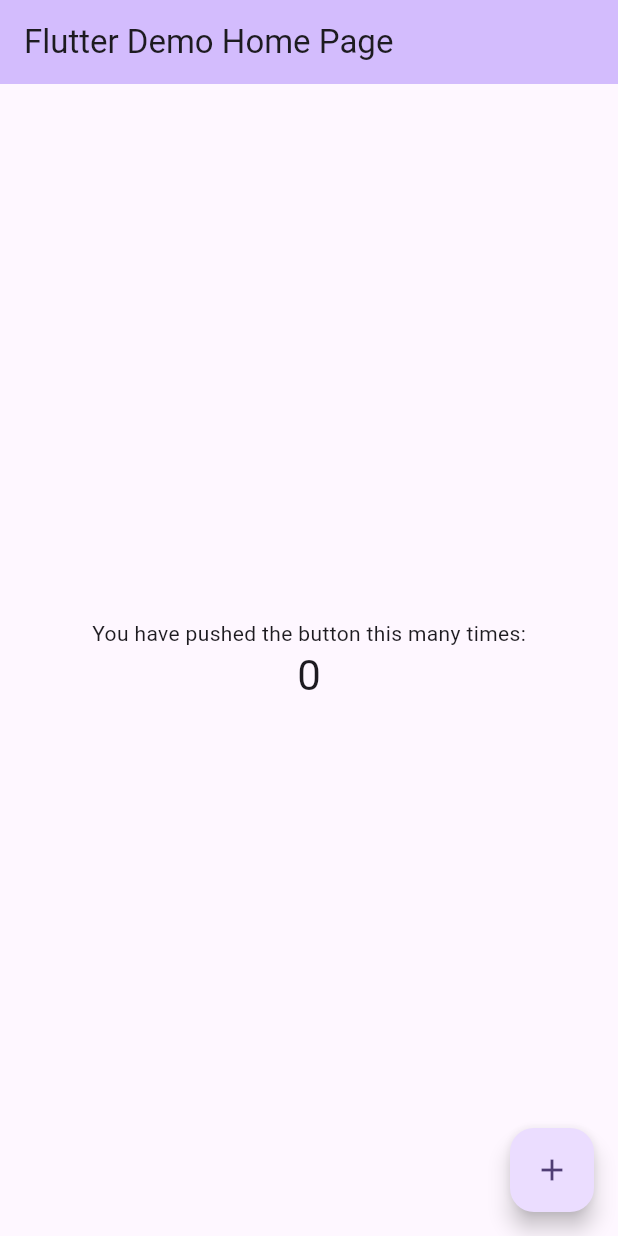
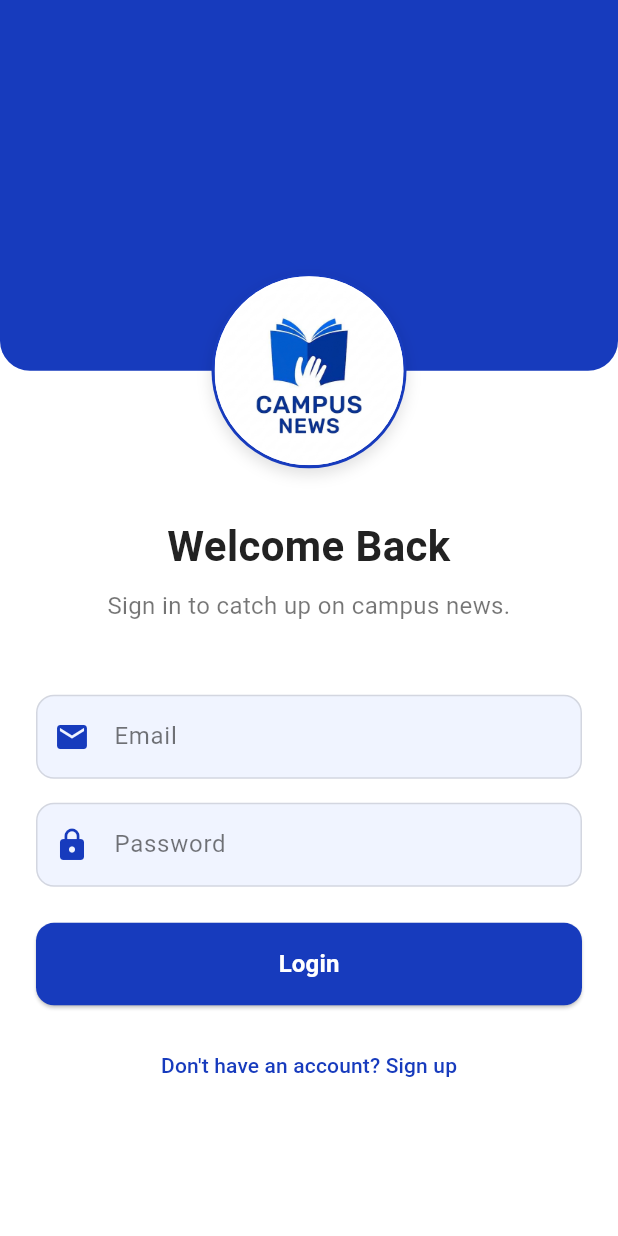
Before and after one commit to Musawenkosi-Moyo/Campus-News, a Flutter app: the screen it shows after launch, on a phone screen of 412 x 824 dp. Run offline on Flutter 3.47's test engine with Material 3 defaults, Android fonts, the phone set to English and light mode, and no system bars.

Commit message:
created login page and welcome page

```diff
--- a/lib/design/colors.dart
+++ b/lib/design/colors.dart
@@ -1,23 +1,22 @@
 import 'package:flutter/material.dart';
 
 class AppColors {
-  // Primary color (HSL 220, 80%, 55%)
-  static const Color primary = Color.fromARGB(255, 70, 130, 255);
-  static const Color primaryVariant = Color.fromARGB(255, 55, 115, 230);
+  // Primary color (Blue)
+  static const Color primary = Color.fromARGB(255, 23, 59, 189);
+  static const Color primaryVariant = Color.fromARGB(255, 23, 59, 189);
 
   // Secondary color
   static const Color secondary = Color.fromARGB(255, 255, 165, 0); // orange
-  static const Color secondaryVariant = Color.fromARGB(255, 230, 145, 0);
 
   // Background / surface
-  static const Color background = Color.fromARGB(255, 18, 18, 18); // dark background for dark mode
-  static const Color surface = Color.fromARGB(255, 28, 28, 30);
+  static const Color background = Colors.white;
+  static const Color surface = Color(0xFFF0F4FF);
 
   // Text colors
   static const Color onPrimary = Colors.white;
   static const Color onSecondary = Colors.black;
-  static const Color onBackground = Colors.white70;
-  static const Color onSurface = Colors.white70;
+  static const Color onBackground = Color(0xFF222222);
+  static const Color onSurface = Color(0xFF222222);
 
   // Error
   static const Color error = Colors.redAccent;
--- a/lib/main.dart
+++ b/lib/main.dart
@@ -1,4 +1,6 @@
 import 'package:flutter/material.dart';
+import 'package:newsfeed_flutter/design/colors.dart';
+import 'package:newsfeed_flutter/screens/welcome_screen.dart';
 
 void main() {
   runApp(const MyApp());
@@ -7,116 +9,20 @@ void main() {
 class MyApp extends StatelessWidget {
   const MyApp({super.key});
 
-  // This widget is the root of your application.
   @override
   Widget build(BuildContext context) {
     return MaterialApp(
-      title: 'Flutter Demo',
+      title: 'Campus News',
+      debugShowCheckedModeBanner: false,
       theme: ThemeData(
-        // This is the theme of your application.
-        //
-        // TRY THIS: Try running your application with "flutter run". You'll see
-        // the application has a purple toolbar. Then, without quitting the app,
-        // try changing the seedColor in the colorScheme below to Colors.green
-        // and then invoke "hot reload" (save your changes or press the "hot
-        // reload" button in a Flutter-supported IDE, or press "r" if you used
-        // the command line to start the app).
-        //
-        // Notice that the counter didn't reset back to zero; the application
-        // state is not lost during the reload. To reset the state, use hot
-        // restart instead.
-        //
-        // This works for code too, not just values: Most code changes can be
-        // tested with just a hot reload.
-        colorScheme: .fromSeed(seedColor: Colors.deepPurple),
+        colorScheme: ColorScheme.fromSeed(
+          seedColor: AppColors.primary,
+          brightness: Brightness.light,
+        ),
+        scaffoldBackgroundColor: AppColors.background,
+        useMaterial3: true,
       ),
-      home: const MyHomePage(title: 'Flutter Demo Home Page'),
+      home: const WelcomeScreen(),
     );
   }
 }
-
-class MyHomePage extends StatefulWidget {
-  const MyHomePage({super.key, required this.title});
-
-  // This widget is the home page of your application. It is stateful, meaning
-  // that it has a State object (defined below) that contains fields that affect
-  // how it looks.
-
-  // This class is the configuration for the state. It holds the values (in this
-  // case the title) provided by the parent (in this case the App widget) and
-  // used by the build method of the State. Fields in a Widget subclass are
-  // always marked "final".
-
-  final String title;
-
-  @override
-  State<MyHomePage> createState() => _MyHomePageState();
-}
-
-class _MyHomePageState extends State<MyHomePage> {
-  int _counter = 0;
-
-  void _incrementCounter() {
-    setState(() {
-      // This call to setState tells the Flutter framework that something has
-      // changed in this State, which causes it to rerun the build method below
-      // so that the display can reflect the updated values. If we changed
-      // _counter without calling setState(), then the build method would not be
-      // called again, and so nothing would appear to happen.
-      _counter++;
-    });
-  }
-
-  @override
-  Widget build(BuildContext context) {
-    // This method is rerun every time setState is called, for instance as done
-    // by the _incrementCounter method above.
-    //
-    // The Flutter framework has been optimized to make rerunning build methods
-    // fast, so that you can just rebuild anything that needs updating rather
-    // than having to individually change instances of widgets.
-    return Scaffold(
-      appBar: AppBar(
-        // TRY THIS: Try changing the color here to a specific color (to
-        // Colors.amber, perhaps?) and trigger a hot reload to see the AppBar
-        // change color while the other colors stay the same.
-        backgroundColor: Theme.of(context).colorScheme.inversePrimary,
-        // Here we take the value from the MyHomePage object that was created by
-        // the App.build method, and use it to set our appbar title.
-        title: Text(widget.title),
-      ),
-      body: Center(
-        // Center is a layout widget. It takes a single child and positions it
-        // in the middle of the parent.
-        child: Column(
-          // Column is also a layout widget. It takes a list of children and
-          // arranges them vertically. By default, it sizes itself to fit its
-          // children horizontally, and tries to be as tall as its parent.
-          //
-          // Column has various properties to control how it sizes itself and
-          // how it positions its children. Here we use mainAxisAlignment to
-          // center the children vertically; the main axis here is the vertical
-          // axis because Columns are vertical (the cross axis would be
-          // horizontal).
-          //
-          // TRY THIS: Invoke "debug painting" (choose the "Toggle Debug Paint"
-          // action in the IDE, or press "p" in the console), to see the
-          // wireframe for each widget.
-          mainAxisAlignment: .center,
-          children: [
-            const Text('You have pushed the button this many times:'),
-            Text(
-              '$_counter',
-              style: Theme.of(context).textTheme.headlineMedium,
-            ),
-          ],
-        ),
-      ),
-      floatingActionButton: FloatingActionButton(
-        onPressed: _incrementCounter,
-        tooltip: 'Increment',
-        child: const Icon(Icons.add),
-      ),
-    );
-  }
-}
--- /dev/null
+++ b/lib/screens/login_screen.dart
@@ -0,0 +1,203 @@
+import 'package:flutter/material.dart';
+import 'package:newsfeed_flutter/design/colors.dart';
+
+class LoginScreen extends StatefulWidget {
+  const LoginScreen({super.key});
+
+  @override
+  State<LoginScreen> createState() => _LoginScreenState();
+}
+
+class _LoginScreenState extends State<LoginScreen> {
+  final _emailController = TextEditingController();
+  final _passwordController = TextEditingController();
+
+  @override
+  void dispose() {
+    _emailController.dispose();
+    _passwordController.dispose();
+    super.dispose();
+  }
+
+  @override
+  Widget build(BuildContext context) {
+    final size = MediaQuery.of(context).size;
+    final topHeight =
+        size.height * 0.30; // Increased a bit from 1/4 (0.25 -> 0.30)
+
+    return Scaffold(
+      backgroundColor: AppColors.background,
+      body: SingleChildScrollView(
+        child: Column(
+          children: [
+            // Top part with overlapping logo
+            SizedBox(
+              height:
+                  topHeight +
+                  65, // Add space for the protruding half of the logo
+              child: Stack(
+                clipBehavior: Clip.none,
+                alignment: Alignment.topCenter,
+                children: [
+                  Container(
+                    height: topHeight,
+                    width: double.infinity,
+                    decoration: const BoxDecoration(
+                      color: AppColors.primary,
+                      borderRadius: BorderRadius.only(
+                        bottomLeft: Radius.circular(20.0), // Reduced radius
+                        bottomRight: Radius.circular(20.0), // Reduced radius
+                      ),
+                    ),
+                  ),
+                  Positioned(
+                    top:
+                        topHeight -
+                        65, // Keeps it perfectly centered on the boundary
+                    child: Container(
+                      width: 130,
+                      height: 130,
+                      decoration: const BoxDecoration(
+                        color: AppColors
+                            .primary, // Merges smoothly with the top container
+                        shape: BoxShape.circle,
+                        boxShadow: [
+                          BoxShadow(
+                            color: Colors.black12,
+                            blurRadius: 8,
+                            offset: Offset(0, 4),
+                          ),
+                        ],
+                      ),
+                      child: Padding(
+                        padding: const EdgeInsets.all(
+                          2.0,
+                        ), // Exactly 2px blue border around the logo
+                        child: ClipOval(
+                          child: Container(
+                            color: Colors.white,
+                            child: Image.asset(
+                              'assets/logo.png',
+                              fit: BoxFit.cover,
+                            ),
+                          ),
+                        ),
+                      ),
+                    ),
+                  ),
+                ],
+              ),
+            ),
+
+            // Bottom part with form
+            Padding(
+              padding: const EdgeInsets.symmetric(
+                horizontal: 24.0,
+                vertical: 32.0,
+              ),
+              child: Column(
+                crossAxisAlignment: CrossAxisAlignment.stretch,
+                children: [
+                  const Text(
+                    'Welcome Back',
+                    textAlign: TextAlign.center,
+                    style: TextStyle(
+                      fontSize: 28,
+                      fontWeight: FontWeight.bold,
+                      color: AppColors.onBackground,
+                    ),
+                  ),
+                  const SizedBox(height: 8),
+                  const Text(
+                    'Sign in to catch up on campus news.',
+                    textAlign: TextAlign.center,
+                    style: TextStyle(fontSize: 16, color: Colors.black54),
+                  ),
+                  const SizedBox(height: 48),
+                  TextField(
+                    controller: _emailController,
+                    style: const TextStyle(color: Colors.black87),
+                    decoration: InputDecoration(
+                      labelText: 'Email',
+                      labelStyle: const TextStyle(color: Colors.black54),
+                      prefixIcon: const Icon(
+                        Icons.email,
+                        color: AppColors.primary,
+                      ),
+                      enabledBorder: OutlineInputBorder(
+                        borderSide: const BorderSide(color: Colors.black12),
+                        borderRadius: BorderRadius.circular(12),
+                      ),
+                      focusedBorder: OutlineInputBorder(
+                        borderSide: const BorderSide(color: AppColors.primary),
+                        borderRadius: BorderRadius.circular(12),
+                      ),
+                      filled: true,
+                      fillColor: AppColors.surface,
+                    ),
+                    keyboardType: TextInputType.emailAddress,
+                  ),
+                  const SizedBox(height: 16),
+                  TextField(
+                    controller: _passwordController,
+                    style: const TextStyle(color: Colors.black87),
+                    decoration: InputDecoration(
+                      labelText: 'Password',
+                      labelStyle: const TextStyle(color: Colors.black54),
+                      prefixIcon: const Icon(
+                        Icons.lock,
+                        color: AppColors.primary,
+                      ),
+                      enabledBorder: OutlineInputBorder(
+                        borderSide: const BorderSide(color: Colors.black12),
+                        borderRadius: BorderRadius.circular(12),
+                      ),
+                      focusedBorder: OutlineInputBorder(
+                        borderSide: const BorderSide(color: AppColors.primary),
+                        borderRadius: BorderRadius.circular(12),
+                      ),
+                      filled: true,
+                      fillColor: AppColors.surface,
+                    ),
+                    obscureText: true,
+                  ),
+                  const SizedBox(height: 24),
+                  ElevatedButton(
+                    onPressed: () {
+                      // TODO: Implement login logic
+                    },
+                    style: ElevatedButton.styleFrom(
+                      backgroundColor: AppColors.primary,
+                      foregroundColor: AppColors.onPrimary,
+                      padding: const EdgeInsets.symmetric(vertical: 16),
+                      shape: RoundedRectangleBorder(
+                        borderRadius: BorderRadius.circular(12),
+                      ),
+                    ),
+                    child: const Text(
+                      'Login',
+                      style: TextStyle(
+                        fontSize: 16,
+                        fontWeight: FontWeight.bold,
+                      ),
+                    ),
+                  ),
+                  const SizedBox(height: 16),
+                  TextButton(
+                    onPressed: () {
+                      // TODO: Implement navigation to register screen
+                    },
+                    child: const Text(
+                      'Don\'t have an account? Sign up',
+                      style: TextStyle(color: AppColors.primary),
+                    ),
+                  ),
+                ],
+              ),
+            ),
+          ],
+        ),
+      ),
+    );
+  }
+}
--- /dev/null
+++ b/lib/screens/welcome_screen.dart
@@ -0,0 +1,51 @@
+import 'package:flutter/material.dart';
+import 'package:newsfeed_flutter/design/colors.dart';
+import 'package:newsfeed_flutter/screens/login_screen.dart';
+
+class WelcomeScreen extends StatefulWidget {
+  const WelcomeScreen({super.key});
+
+  @override
+  State<WelcomeScreen> createState() => _WelcomeScreenState();
+}
+
+class _WelcomeScreenState extends State<WelcomeScreen> {
+  @override
+  void initState() {
+    super.initState();
+    Future.delayed(const Duration(seconds: 4), () {
+      if (mounted) {
+        Navigator.of(context).pushReplacement(
+          MaterialPageRoute(builder: (context) => const LoginScreen()),
+        );
+      }
+    });
+  }
+
+  @override
+  Widget build(BuildContext context) {
+    return Scaffold(
+      backgroundColor: AppColors.background,
+      body: Center(
+        child: Column(
+          mainAxisAlignment: MainAxisAlignment.center,
+          children: [
+            const Text(
+              'CAMPUS NEWS',
+              style: TextStyle(
+                fontSize: 32,
+                fontWeight: FontWeight.bold,
+                color: AppColors.primary,
+                letterSpacing: 2.0,
+              ),
+            ),
+            const SizedBox(height: 30),
+            const CircularProgressIndicator(
+              valueColor: AlwaysStoppedAnimation<Color>(AppColors.secondary),
+            ),
+          ],
+        ),
+      ),
+    );
+  }
+}
--- a/pubspec.yaml
+++ b/pubspec.yaml
@@ -74,8 +74,8 @@ flutter:
   uses-material-design: true
 
   # To add assets to your application, add an assets section, like this:
-  # assets:
-  #   - images/a_dot_burr.jpeg
+  assets:
+    - assets/
   #   - images/a_dot_ham.jpeg
 
   # An image asset can refer to one or more resolution-specific "variants", see
```
Also changed, not shown: assets/logo.png (added).
